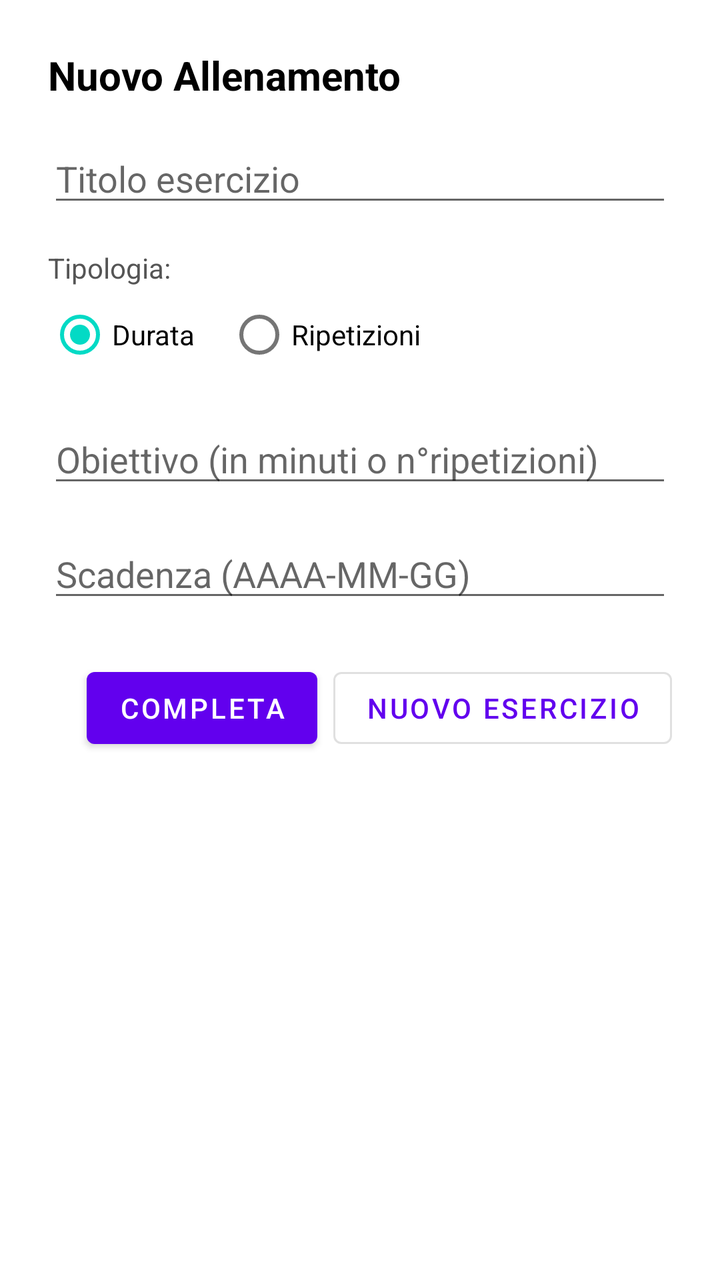
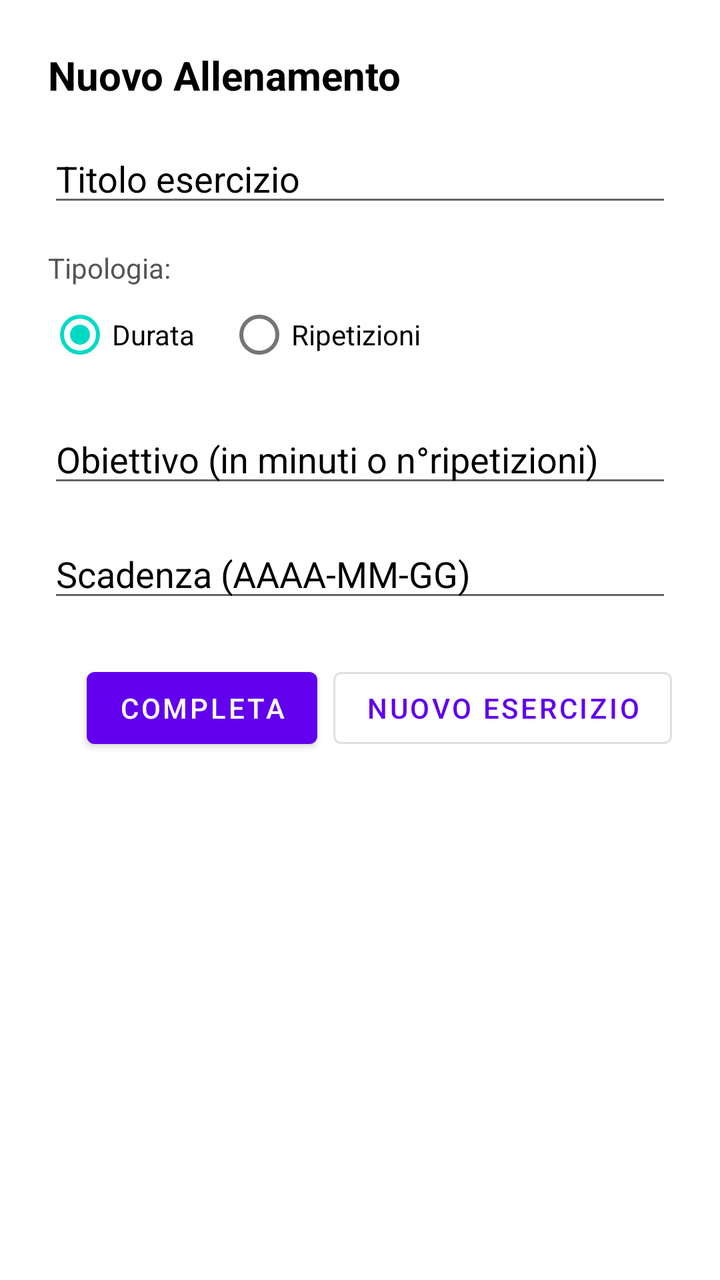

Compare the two renders of this Android layout. The source of the first and the diff that turns it into the second are given below.
<!-- AndroidManifest.xml: application theme Theme.TeamInSync -->
<!-- res/layout/fragment_training_creation_wizard.xml -->
<?xml version="1.0" encoding="utf-8"?>
<LinearLayout xmlns:android="http://schemas.android.com/apk/res/android"
    android:layout_width="match_parent"
    android:layout_height="wrap_content"
    android:orientation="vertical"
    android:padding="24dp"
    android:background="@color/white">

    <TextView
        android:id="@+id/dialogFragTitleTV"
        android:layout_width="match_parent"
        android:layout_height="wrap_content"
        android:layout_marginBottom="16dp"
        android:text="@string/new_training_frag_header"
        android:textColor="@color/black"
        android:textSize="20sp"
        android:textStyle="bold" />

    <EditText
        android:id="@+id/trainingTitleET"
        android:layout_width="match_parent"
        android:layout_height="wrap_content"
        android:hint="@string/exercise_title_hint"
        android:inputType="text"
        android:layout_marginBottom="16dp"/>

    <TextView
        android:id="@+id/trainingTypeLabelTV"
        android:layout_width="match_parent"
        android:layout_height="wrap_content"
        android:text="@string/training_type_label"
        android:textColor="#555555" />

    <RadioGroup
        android:id="@+id/trainingTypeRG"
        android:layout_width="match_parent"
        android:layout_height="wrap_content"
        android:orientation="horizontal"
        android:layout_marginBottom="16dp">

        <RadioButton
            android:id="@+id/chronoRB"
            android:layout_width="wrap_content"
            android:layout_height="wrap_content"
            android:text="@string/duration_label"
            android:checked="true"/>

        <RadioButton
        android:id="@+id/repetitionsRB"
        android:layout_width="wrap_content"
        android:layout_height="wrap_content"
        android:layout_marginStart="16dp"
        android:text="@string/repetitions_label"/>
    </RadioGroup>

    <EditText
        android:id="@+id/trainingTargetET"
        android:layout_width="match_parent"
        android:layout_height="wrap_content"
        android:hint="@string/training_target_label"
        android:inputType="number"
        android:layout_marginBottom="16dp"/>

    <EditText
        android:id="@+id/trainingDueToET"
        android:layout_width="match_parent"
        android:layout_height="wrap_content"
        android:hint="@string/deadline_label"
        android:inputType="date"
        android:layout_marginBottom="24dp"/>

    <LinearLayout
        android:layout_width="match_parent"
        android:layout_height="wrap_content"
        android:orientation="horizontal"
        android:gravity="end">

        <Button
            android:id="@+id/completeBtn"
            android:layout_width="wrap_content"
            android:layout_height="wrap_content"
            android:text="@string/complete_btn_label"
            android:layout_marginEnd="8dp"/>

        <Button
            android:id="@+id/appendBtn"
            style="?attr/materialButtonOutlinedStyle"
            android:layout_width="wrap_content"
            android:layout_height="wrap_content"
            android:text="@string/append_btn_label" />
    </LinearLayout>

</LinearLayout>
<!-- resources referenced by this layout -->
<resources>
  <color name="black">#FF000000</color>
  <color name="white">#FFFFFFFF</color>
  <string name="append_btn_label">Nuovo esercizio</string>
  <string name="complete_btn_label">Completa</string>
  <string name="deadline_label">Scadenza (AAAA-MM-GG)</string>
  <string name="duration_label">Durata</string>
  <string name="exercise_title_hint">Titolo esercizio</string>
  <string name="new_training_frag_header">Nuovo Allenamento</string>
  <string name="repetitions_label">Ripetizioni</string>
  <string name="training_target_label">Obiettivo (in minuti o n°ripetizioni)</string>
  <string name="training_type_label">Tipologia:</string>
  <style name="Theme.TeamInSync" parent="Theme.MaterialComponents.DayNight.NoActionBar">
          
          <item name="colorPrimary">@color/purple_500</item>
          <item name="colorPrimaryVariant">@color/purple_700</item>
          <item name="colorOnPrimary">@color/white</item>
          
          <item name="colorSecondary">@color/teal_200</item>
          <item name="colorSecondaryVariant">@color/teal_700</item>
          <item name="colorOnSecondary">@color/black</item>
          
          <item name="android:statusBarColor">?attr/colorPrimaryVariant</item>
          
      </style>
  <color name="purple_500">#FF6200EE</color>
  <color name="purple_700">#FF3700B3</color>
  <color name="teal_200">#FF03DAC5</color>
  <color name="teal_700">#FF018786</color>
</resources>

<!-- the commit's change to res/layout/fragment_training_creation_wizard.xml (unified diff, before → after) -->
@@ -22,6 +22,8 @@
         android:layout_height="wrap_content"
         android:hint="@string/exercise_title_hint"
         android:inputType="text"
+        android:textColor="@color/black"
+        android:textColorHint="@color/black"
         android:layout_marginBottom="16dp"/>
 
     <TextView
@@ -43,6 +45,7 @@
             android:layout_width="wrap_content"
             android:layout_height="wrap_content"
             android:text="@string/duration_label"
+            android:textColor="@color/black"
             android:checked="true"/>
 
         <RadioButton
@@ -50,6 +53,7 @@
         android:layout_width="wrap_content"
         android:layout_height="wrap_content"
         android:layout_marginStart="16dp"
+        android:textColor="@color/black"
         android:text="@string/repetitions_label"/>
     </RadioGroup>
 
@@ -58,6 +62,8 @@
         android:layout_width="match_parent"
         android:layout_height="wrap_content"
         android:hint="@string/training_target_label"
+        android:textColor="@color/black"
+        android:textColorHint="@color/black"
         android:inputType="number"
         android:layout_marginBottom="16dp"/>
 
@@ -66,6 +72,8 @@
         android:layout_width="match_parent"
         android:layout_height="wrap_content"
         android:hint="@string/deadline_label"
+        android:textColor="@color/black"
+        android:textColorHint="@color/black"
         android:inputType="date"
         android:layout_marginBottom="24dp"/>
 
